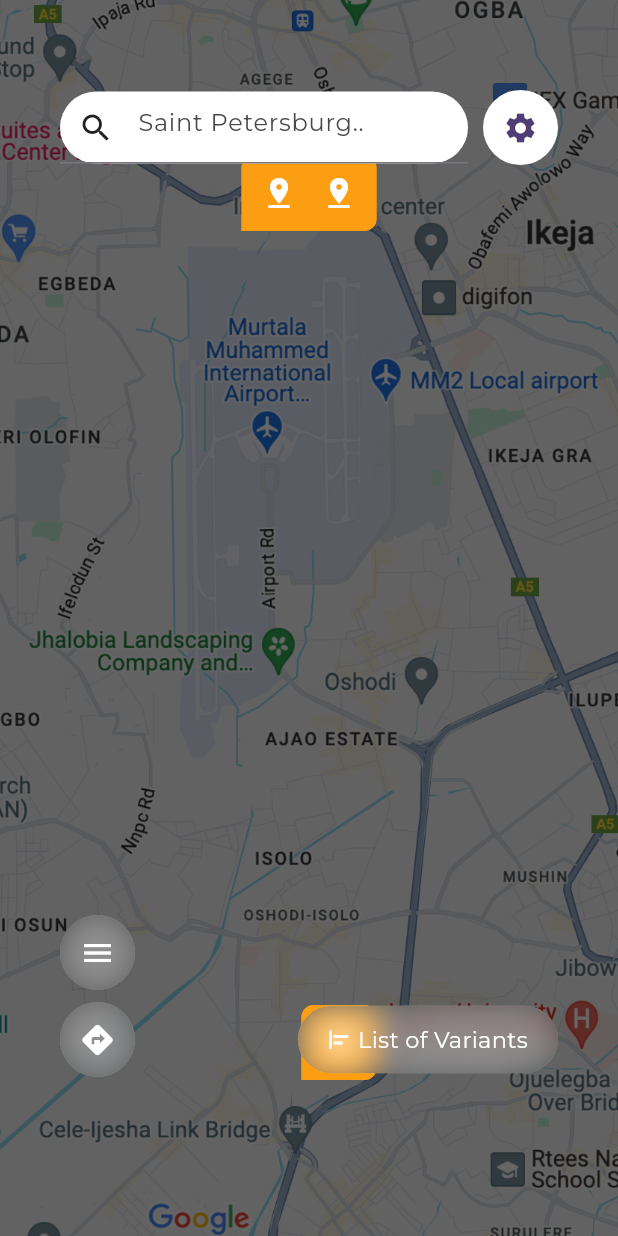
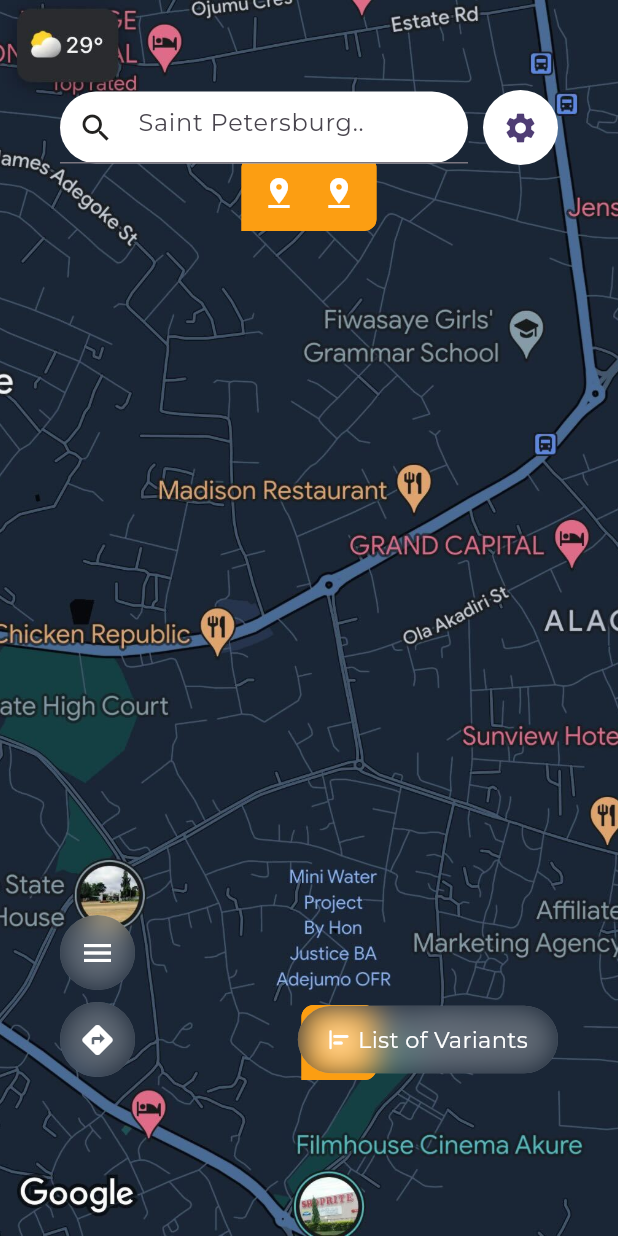
Before and after one commit to the-Jinxist/mpoint_test, a Flutter app: the SearchPage screen opened directly, on a phone screen of 412 x 824 dp. Run offline on Flutter 3.47's test engine with Material 3 defaults, Android fonts, the phone set to English and light mode, and no system bars; our stand-ins replace google_fonts.

```diff
--- a/lib/features/home/components/search_page.dart
+++ b/lib/features/home/components/search_page.dart
@@ -1,6 +1,7 @@
 import 'package:flutter/material.dart';
 import 'package:moniepoint_test/shared/widgets/map_search_field.dart';
 import 'package:moniepoint_test/shared/widgets/search_actions.dart';
+import 'package:moniepoint_test/utils/extensions.dart';
 import 'package:moniepoint_test/utils/generate_map_pins.dart';
 
 class SearchPage extends StatelessWidget {
@@ -16,21 +17,16 @@ class SearchPage extends StatelessWidget {
             child: Container(
               height: double.infinity,
               width: constraints.maxWidth,
-              decoration: const BoxDecoration(
+              decoration: BoxDecoration(
                 image: DecorationImage(
                   image: AssetImage(
-                    "assets/png/map2.png",
+                    "map3".toJPG(),
                   ),
                   fit: BoxFit.cover,
                 ),
               ),
               child: Stack(
                 children: [
-                  Container(
-                    height: constraints.maxHeight,
-                    width: constraints.maxWidth,
-                    color: Colors.black.withOpacity(0.6),
-                  ),
                   ...generateMapPins(),
                   const Positioned(
                     top: 60,
--- a/lib/features/home/widgets/places.dart
+++ b/lib/features/home/widgets/places.dart
@@ -20,7 +20,7 @@ class Places extends StatelessWidget {
         ),
         borderRadius: BorderRadius.circular(20),
         image: DecorationImage(
-          image: AssetImage("assets/png/$image.jpg"),
+          image: AssetImage(image),
           fit: BoxFit.cover,
         ),
       ),
--- a/pubspec.yaml
+++ b/pubspec.yaml
@@ -56,7 +56,7 @@ dev_dependencies:
 flutter:
 
   assets:
-    - assets/png/
+    - assets/jpg/
 
 
 
```
Also changed, not shown: lib/features/home/components/home_page.dart (+14 -5 lines), lib/utils/extensions.dart (added, +9 -0 lines), assets/jpg/home_five.jpeg (renamed from assets/png/home_five.jpeg), assets/jpg/home_four.jpg (renamed from assets/png/home_four.jpg), assets/jpg/home_one.jpg (renamed from assets/png/home_one.jpg), assets/jpg/home_three.jpg (renamed from assets/png/home_three.jpg), assets/jpg/home_two.jpg (renamed from assets/png/home_two.jpg), assets/jpg/map3.jpg (added), assets/png/map.png (deleted), assets/png/map2.png (deleted).
